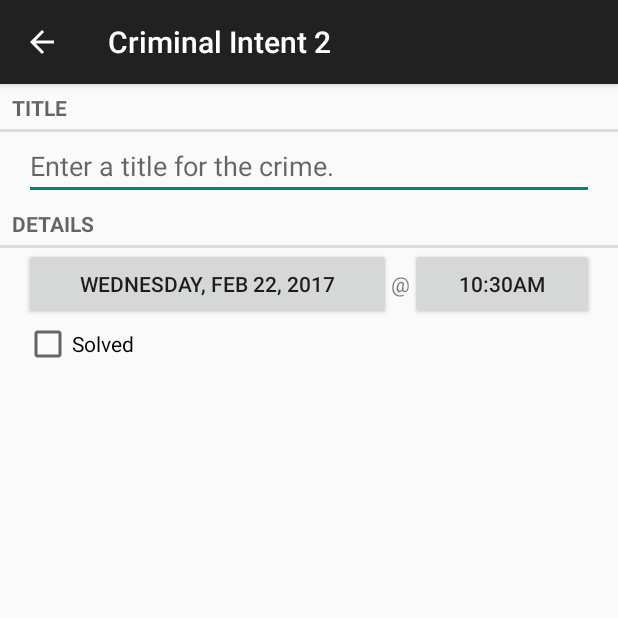
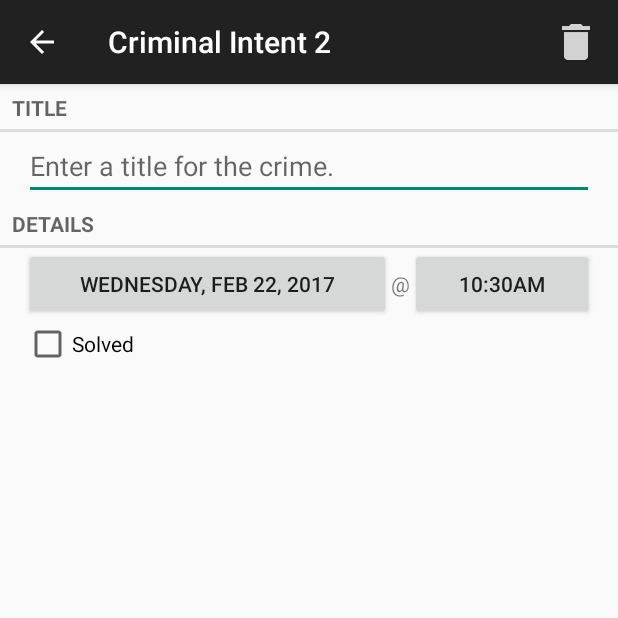
Before and after one commit to chrisdziewa/criminal-intent, an Android app: the screen it shows after launch (CrimePagerActivity), after a tap on an icon or button, on a phone screen of 412 x 824 dp, the top half of it. Run offline under Robolectric (Android 15) with nearby library versions, the phone set to English and light mode, and no system bars; 1 other tap on this screen came first.

Commit message:
Complete Chapter 13 challenge 1

```diff
--- a/app/src/main/AndroidManifest.xml
+++ b/app/src/main/AndroidManifest.xml
@@ -18,8 +18,8 @@
         <activity android:name=".CrimePagerActivity"
             android:parentActivityName=".CrimeListActivity">
         </activity>
-        <activity android:name=".DatePickerActivity"></activity>
-        <activity android:name=".TimePickerActivity"></activity>
+        <activity android:name=".DatePickerActivity"/>
+        <activity android:name=".TimePickerActivity"/>
     </application>
 
 </manifest>
--- a/app/src/main/java/com/example/android/criminalintent2/CrimeLab.java
+++ b/app/src/main/java/com/example/android/criminalintent2/CrimeLab.java
@@ -33,6 +33,10 @@ public class CrimeLab {
         mCrimes.add(c);
     }
 
+    public void deleteCrime(Crime crime) {
+        mCrimes.remove(crime);
+    }
+
     public List<Crime> getCrimes() {
         return mCrimes;
     }
--- a/app/src/main/java/com/example/android/criminalintent2/CrimeListFragment.java
+++ b/app/src/main/java/com/example/android/criminalintent2/CrimeListFragment.java
@@ -27,7 +27,6 @@ public class CrimeListFragment extends Fragment {
 
     private RecyclerView mCrimeRecyclerView;
     private CrimeAdapter mAdapter;
-    private int mCurrentPosition;
 
     // Subtitle on toolbar
     private static final String SAVED_SUBTITLE_VISIBLE = "subtitle";
@@ -51,8 +50,6 @@ public class CrimeListFragment extends Fragment {
             mSubtitleVisible = savedInstanceState.getBoolean(SAVED_SUBTITLE_VISIBLE);
         }
 
-        updateUI();
-
         return view;
     }
 
@@ -65,7 +62,7 @@ public class CrimeListFragment extends Fragment {
             mCrimeRecyclerView.setAdapter(mAdapter);
         } else {
             // Otherwise update existing adapter data
-            mAdapter.notifyItemChanged(mCurrentPosition);
+            mAdapter.notifyDataSetChanged();
         }
 
         updateSubtitle();
@@ -108,7 +105,6 @@ public class CrimeListFragment extends Fragment {
 
         @Override
         public void onClick(View view) {
-            mCurrentPosition = getAdapterPosition();
             Intent intent = CrimePagerActivity.newIntent(getActivity(), mCrime.getId());
             startActivity(intent);
         }
--- /dev/null
+++ b/app/src/main/res/menu/fragment_crime.xml
@@ -0,0 +1,9 @@
+<?xml version="1.0" encoding="utf-8"?>
+<menu xmlns:android="http://schemas.android.com/apk/res/android"
+      xmlns:app="http://schemas.android.com/apk/res-auto">
+    <item
+        android:title="@string/delete_crime"
+        android:icon="@drawable/ic_menu_delete"
+        android:id="@+id/menu_item_delete_crime"
+        app:showAsAction="ifRoom|withText"/>
+</menu>
--- a/app/src/main/res/values/strings.xml
+++ b/app/src/main/res/values/strings.xml
@@ -14,8 +14,13 @@
 
     <!-- Toolbar -->
     <string name="new_crime">New Crime</string>
+    <string name="delete_crime">Delete Crime</string>
     <string name="show_subtitle">Show Subtitle</string>
     <string name="hide_subtitle">Hide Subtitle</string>
     <string name="subtitle_format">%1$d crimes</string>
 
+    <!-- Toast messages -->
+    <string name="toast_delete_crime">Crime has been deleted</string>
+
+
 </resources>
```
Also changed, not shown: app/src/main/java/com/example/android/criminalintent2/CrimeFragment.java (+32 -0 lines), app/src/main/res/drawable-hdpi/ic_menu_delete.png (added), app/src/main/res/drawable-mdpi/ic_menu_delete.png (added), app/src/main/res/drawable-xhdpi/ic_menu_delete.png (added), app/src/main/res/drawable-xxhdpi/ic_menu_delete.png (added).
